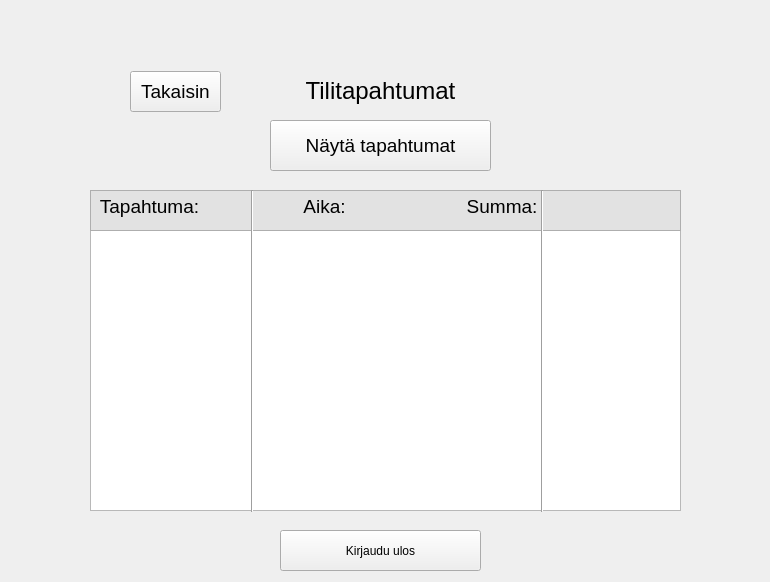
Above: bank_automat/action.ui from tvt20kmo-ohjelmistokehitysprojekti/Group11 before the change. Below: the same form after it.
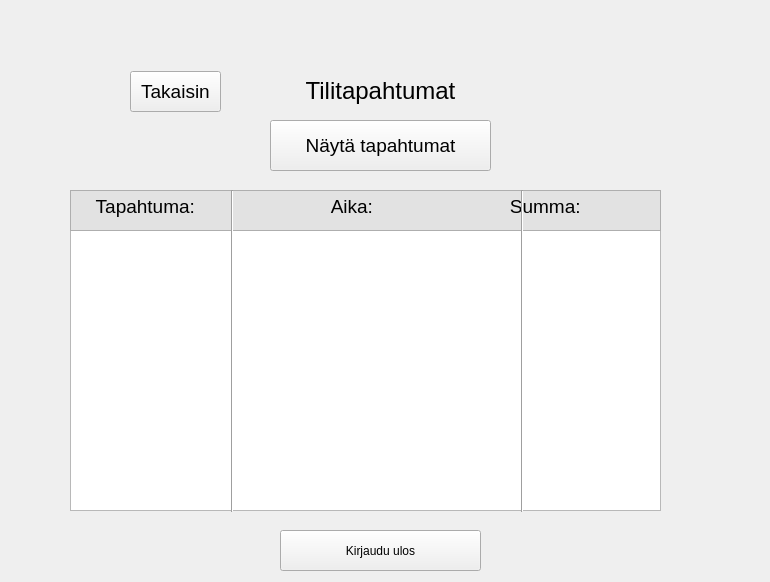
That is the form after the change.

The edit to the form file:
```diff
--- a/bank_automat/action.ui
+++ b/bank_automat/action.ui
@@ -37,7 +37,7 @@
   <widget class="QTextEdit" name="textEditAction">
    <property name="geometry">
     <rect>
-     <x>90</x>
+     <x>70</x>
      <y>230</y>
      <width>591</width>
      <height>281</height>
@@ -57,7 +57,7 @@
 p, li { white-space: pre-wrap; }
 &lt;/style&gt;&lt;/head&gt;&lt;body style=&quot; font-family:'MS Shell Dlg 2'; font-size:12pt; font-weight:400; font-style:normal;&quot;&gt;
 &lt;p style=&quot;-qt-paragraph-type:empty; margin-top:0px; margin-bottom:0px; margin-left:0px; margin-right:0px; -qt-block-indent:0; text-indent:0px;&quot;&gt;&lt;br /&gt;&lt;/p&gt;
-&lt;p style=&quot;-qt-paragraph-type:empty; margin-top:0px; margin-bottom:0px; margin-left:0px; margin-right:0px; -qt-block-indent:0; text-indent:0px;&quot;&gt;&lt;br /&gt;&lt;/p&gt;&lt;/body&gt;&lt;/html&gt;</string>
+&lt;p style=&quot;-qt-paragraph-type:empty; margin-top:0px; margin-bottom:0px; margin-left:0px; margin-right:0px; -qt-block-indent:0; text-indent:0px; font-size:14pt;&quot;&gt;&lt;br /&gt;&lt;/p&gt;&lt;/body&gt;&lt;/html&gt;</string>
    </property>
   </widget>
   <widget class="QPushButton" name="btnClose">
@@ -116,7 +116,7 @@
   <widget class="QTextEdit" name="textEditTitles">
    <property name="geometry">
     <rect>
-     <x>90</x>
+     <x>70</x>
      <y>190</y>
      <width>591</width>
      <height>41</height>
@@ -135,13 +135,13 @@
 &lt;html&gt;&lt;head&gt;&lt;meta name=&quot;qrichtext&quot; content=&quot;1&quot; /&gt;&lt;style type=&quot;text/css&quot;&gt;
 p, li { white-space: pre-wrap; }
 &lt;/style&gt;&lt;/head&gt;&lt;body style=&quot; font-family:'MS Shell Dlg 2'; font-size:14pt; font-weight:400; font-style:normal;&quot;&gt;
-&lt;p style=&quot; margin-top:0px; margin-bottom:0px; margin-left:0px; margin-right:0px; -qt-block-indent:0; text-indent:0px;&quot;&gt; Tapahtuma:                    Aika:                       Summa:&lt;/p&gt;&lt;/body&gt;&lt;/html&gt;</string>
+&lt;p style=&quot; margin-top:0px; margin-bottom:0px; margin-left:0px; margin-right:0px; -qt-block-indent:0; text-indent:0px;&quot;&gt;    Tapahtuma:                          Aika:                          Summa:&lt;/p&gt;&lt;/body&gt;&lt;/html&gt;</string>
    </property>
   </widget>
   <widget class="Line" name="line">
    <property name="geometry">
     <rect>
-     <x>250</x>
+     <x>230</x>
      <y>190</y>
      <width>4</width>
      <height>322</height>
@@ -154,7 +154,7 @@
   <widget class="Line" name="line_2">
    <property name="geometry">
     <rect>
-     <x>540</x>
+     <x>520</x>
      <y>190</y>
      <width>4</width>
      <height>322</height>
```
